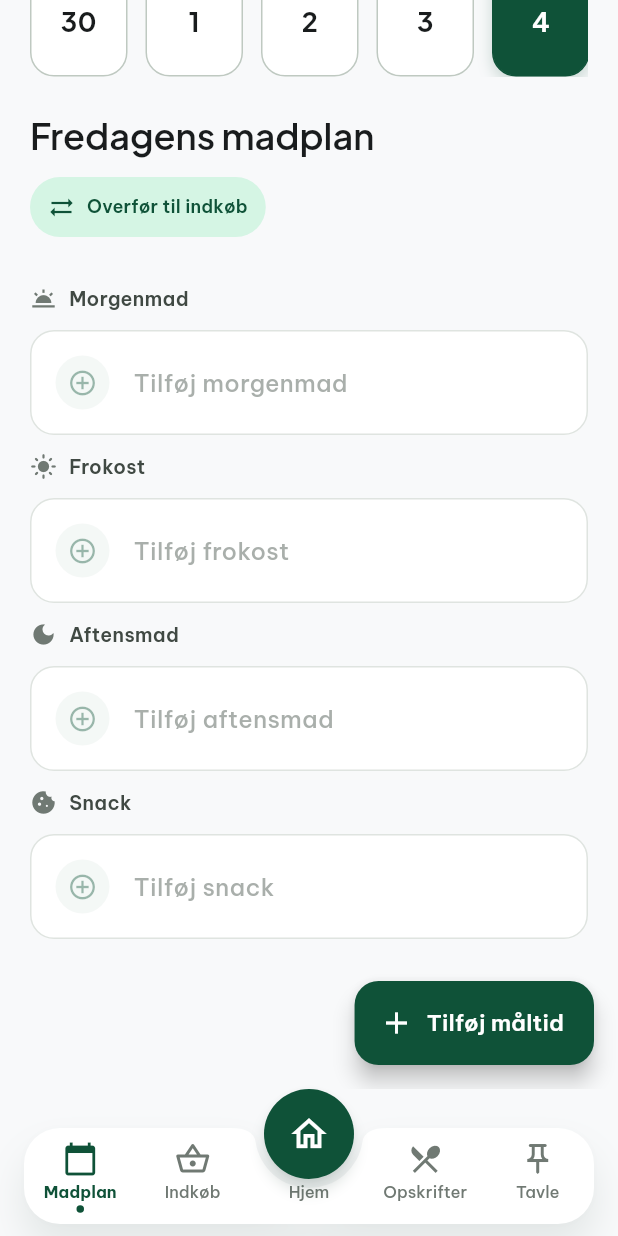
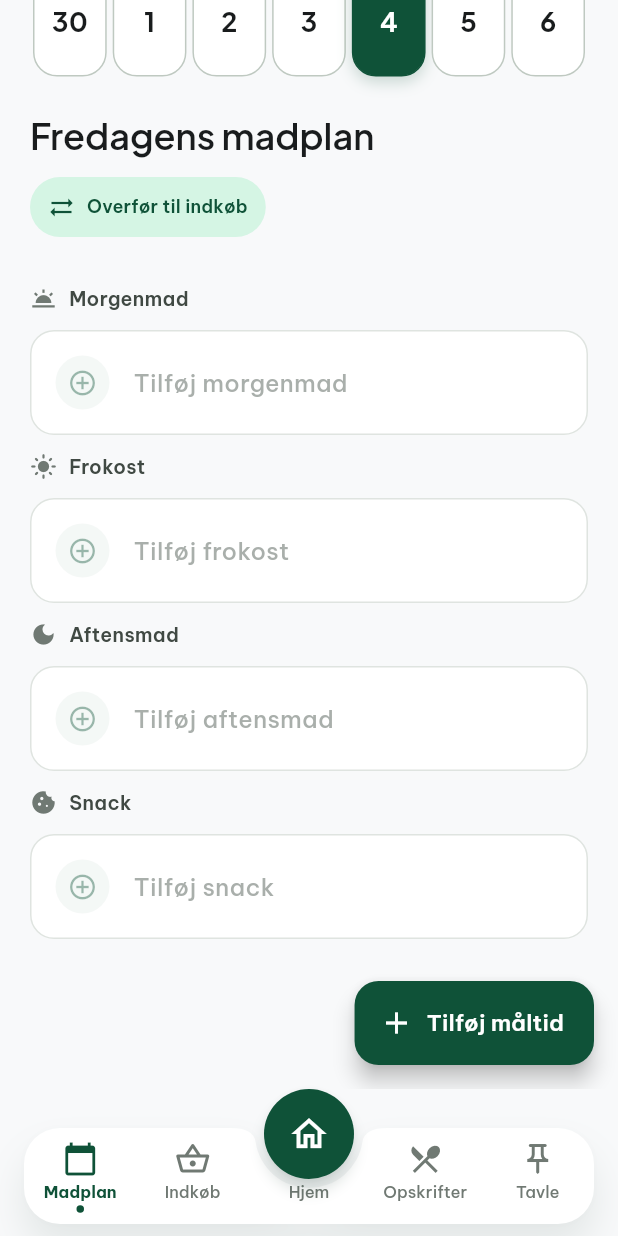
Before and after one commit to Zpolonius/Skafferiet, a Flutter app: the MealPlanScreen screen opened by its route, scrolled down 280 dp, on a phone screen of 412 x 824 dp. Run offline on Flutter 3.47's test engine with Material 3 defaults, Android fonts, the phone set to English and light mode, and no system bars; our stand-ins replace cached_network_image, cloud_firestore, connectivity_plus, firebase_auth, firebase_core, firebase_storage and 7 more; accounts and stored records are empty; generated files the repository leaves out were written again; network calls fail.

Commit message:
Show all seven weekdays in the meal plan strip
The week strip was a horizontal list of 65 pt cards, so a 390 pt phone
showed only about four and a half days and users never found Saturday
and Sunday. The days now share the width equally (capped at 64 pt each
on wide screens), grow in height with large system text instead of
overflowing, and carry a screen-reader label with the full day name,
date and selected state.

The unselected weekday label moves from outline to onSurfaceVariant,
because outline on white is 4.496:1 and just misses WCAG AA.

The e2e helper selectPlanDay now finds days by their accessible name
("Mandag 12. oktober"), since the visible "MAN 12" text is no longer
exposed separately.

Closes #63

Co-Authored-By: Claude Opus 5.5 <noreply@anthropic.com>

```diff
--- a/lib/features/meal_plan/meal_plan_screen.dart
+++ b/lib/features/meal_plan/meal_plan_screen.dart
@@ -251,26 +251,54 @@ class _WeeklyCarousel extends StatelessWidget {
     required this.onDaySelected,
   });
 
+  /// Største bredde pr. dag, så striben ikke bliver grotesk på tablet/web.
+  static const double _maxCellWidth = 64;
+
   @override
   Widget build(BuildContext context) {
     final days = ['Mandag', 'Tirsdag', 'Onsdag', 'Torsdag', 'Fredag', 'Lørdag', 'Søndag'];
+    final dates = daysOfWeek(weekStart);
 
-    return SizedBox(
-      height: 90,
-      child: ListView.builder(
-        scrollDirection: Axis.horizontal,
-        itemCount: days.length,
-        itemBuilder: (context, index) {
-          final day = days[index];
+    // Alle 7 dage deler bredden ligeligt (ingen vandret scroll). Trykfladen er
+    // hele feltet; selve kortet har en lille luft til naboerne.
+    return Align(
+      alignment: Alignment.centerLeft,
+      child: ConstrainedBox(
+        constraints: const BoxConstraints(maxWidth: _maxCellWidth * 7),
+        // Mindst 90 høj, men vokser med stor systemtekst; alle felter er lige høje.
+        child: ConstrainedBox(
+          constraints: const BoxConstraints(minHeight: 90),
+          child: IntrinsicHeight(
+            child: Row(
+              crossAxisAlignment: CrossAxisAlignment.stretch,
+              children: [
+                for (var index = 0; index < days.length; index++)
+                  Expanded(child: _dayCell(context, days[index], dates[index])),
+              ],
+            ),
+          ),
+        ),
+      ),
+    );
+  }
+
+  Widget _dayCell(BuildContext context, String day, DateTime date) {
     final isSelected = day == selectedDay;
-          final date = daysOfWeek(weekStart)[index];
+    final label = '$day ${DateFormat('d. MMMM', 'da_DK').format(date)}';
 
-          return GestureDetector(
+    return Semantics(
+      button: true,
+      selected: isSelected,
+      label: label,
       onTap: () => onDaySelected(day),
+      excludeSemantics: true,
+      child: GestureDetector(
+        behavior: HitTestBehavior.opaque,
+        onTap: () => onDaySelected(day),
+        child: Padding(
+          padding: const EdgeInsets.symmetric(horizontal: 2),
           child: AnimatedContainer(
             duration: const Duration(milliseconds: 200),
-              width: 65,
-              margin: const EdgeInsets.only(right: 12),
             decoration: BoxDecoration(
               color: isSelected ? context.colors.primary : context.colors.surfaceContainerLowest,
               borderRadius: BorderRadius.circular(16),
@@ -285,13 +313,18 @@ class _WeeklyCarousel extends StatelessWidget {
                 )
               ] : null,
             ),
+            // Skalerer ned i stedet for at løbe over ved stor systemtekst.
+            child: FittedBox(
+              fit: BoxFit.scaleDown,
+              child: Padding(
+                padding: const EdgeInsets.symmetric(horizontal: 2),
                 child: Column(
-                mainAxisAlignment: MainAxisAlignment.center,
+                  mainAxisSize: MainAxisSize.min,
                   children: [
                     Text(
                       day.substring(0, 3).toUpperCase(),
                       style: Theme.of(context).textTheme.labelSmall?.copyWith(
-                      color: isSelected ? context.colors.onPrimary.withValues(alpha: 0.7) : context.colors.outline,
+                        color: isSelected ? context.colors.onPrimary.withValues(alpha: 0.7) : context.colors.onSurfaceVariant,
                         fontWeight: FontWeight.bold,
                         fontSize: 10,
                       ),
@@ -308,8 +341,9 @@ class _WeeklyCarousel extends StatelessWidget {
                   ],
                 ),
               ),
-          );
-        },
+            ),
+          ),
+        ),
       ),
     );
   }
```
Also changed, not shown: 3 other files. Lines whose indentation alone changed are shown as unchanged.
